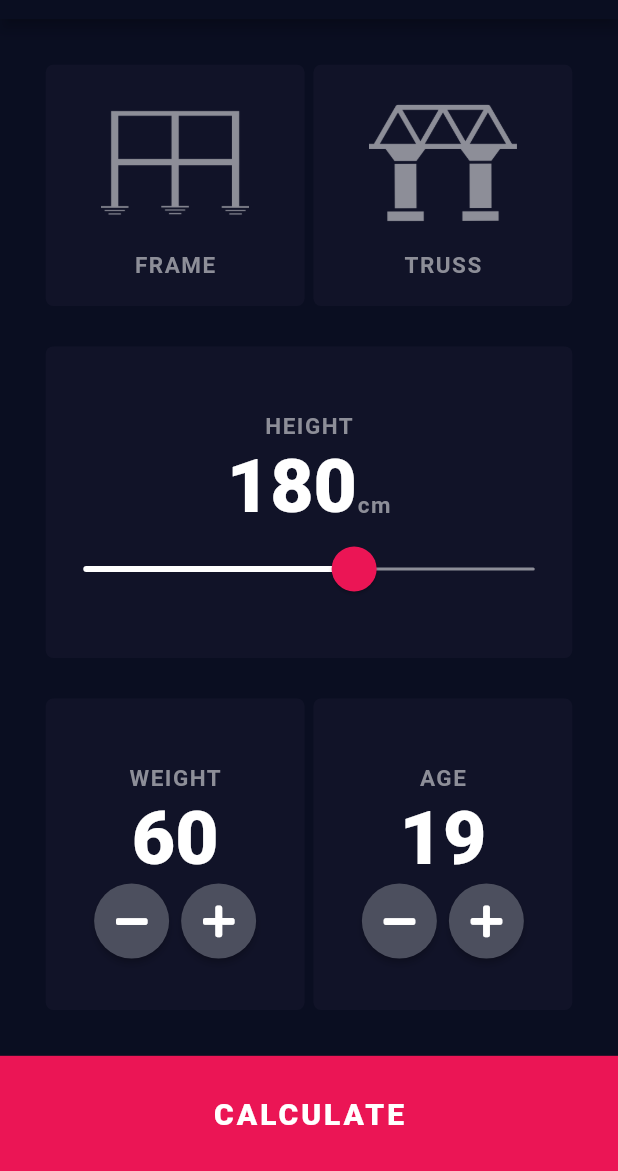
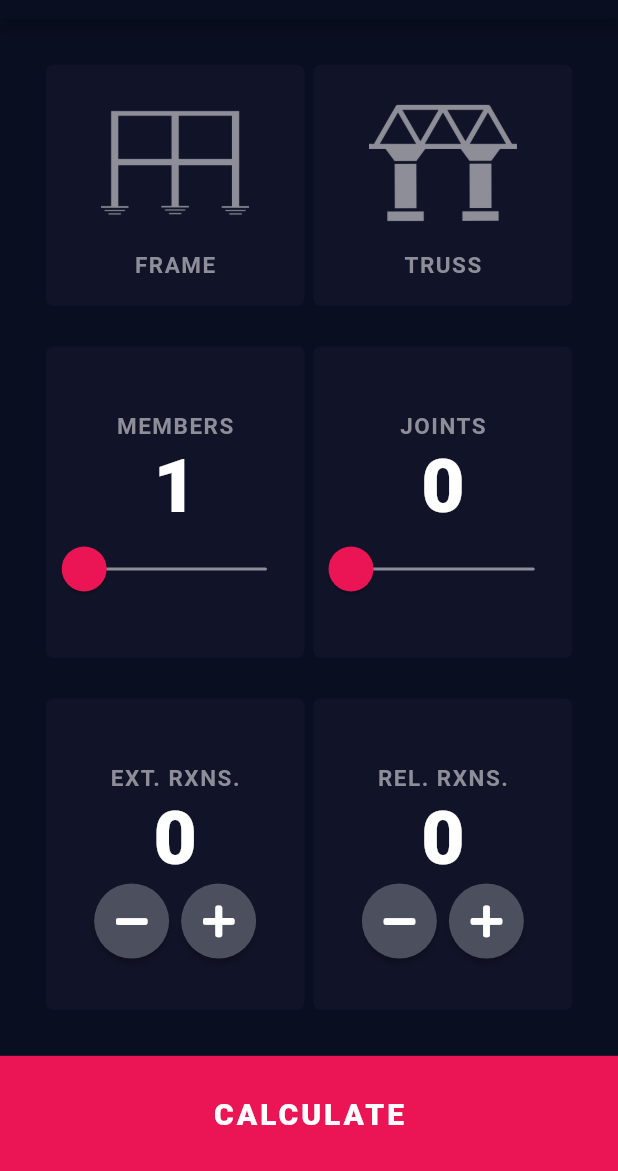
Before and after one commit to srockstech/inde-calc, a Flutter app: the screen it shows after launch, on a phone screen of 412 x 824 dp, the part 65-1236 px from its top. Run offline on Flutter 3.47's test engine with Material 2 defaults, Android fonts, the phone set to English and light mode, and no system bars; our stand-ins replace font_awesome_flutter.

Commit message:
Completed Input screen UI

```diff
--- a/lib/constants.dart
+++ b/lib/constants.dart
@@ -5,8 +5,8 @@ const kActiveCardColour = Color(0xFF111328);
 const kCalculateButtonColour = Color(0xFFEB1555);
 const kSliderActiveColour = Colors.white;
 const kSliderInactiveColour = Color(0xFF8D8E98);
-const kSliderMinValue = 120.0;
-const kSliderMaxValue = 220.0;
+const kSliderMinValue = 0.0;
+const kSliderMaxValue = 200.0;
 const kSliderThumbColour = Color(0xFFEB1555);
 const kSliderThumbRadius = 15.0;
 const kSliderThumbOverlayRadius = 25.0;
--- a/lib/screens/input_page.dart
+++ b/lib/screens/input_page.dart
@@ -8,7 +8,7 @@ import 'results_page.dart';
 import 'package:bmi_calculator/components/round_icon_button.dart';
 import 'package:bmi_calculator/calculator_brain.dart';
 
-enum Gender { male, female }
+enum StructureType { frame, truss }
 
 class InputPage extends StatefulWidget {
   @override
@@ -16,10 +16,11 @@ class InputPage extends StatefulWidget {
 }
 
 class _InputPageState extends State<InputPage> {
-  int height = 180;
-  int weight = 60;
-  int age = 19;
-  Gender selectedGender;
+  int members = 1;
+  int joints = 0;
+  int externalReactions = 0;
+  int releasedReactions = 0;
+  StructureType selectedStructure;
   @override
   Widget build(BuildContext context) {
     var screenWidth = MediaQuery.of(context).size.width;
@@ -51,16 +52,17 @@ class _InputPageState extends State<InputPage> {
                           child: ReusableCard(
                             onPress: () {
                               setState(() {
-                                selectedGender = Gender.male;
+                                selectedStructure = StructureType.frame;
                               });
                             },
-                            colour: selectedGender == Gender.male
+                            colour: selectedStructure == StructureType.frame
                                 ? kInactiveCardColour
                                 : kActiveCardColour,
                             cardChild: OptionCardContent(
                               screenHeight: screenHeight,
                               screenWidth: screenWidth,
-                              assetImage: selectedGender == Gender.male
+                              assetImage:
+                                  selectedStructure == StructureType.frame
                                       ? 'images/frame_white.png'
                                       : 'images/frame_grey.png',
                               title: 'FRAME',
@@ -71,16 +73,17 @@ class _InputPageState extends State<InputPage> {
                           child: ReusableCard(
                             onPress: () {
                               setState(() {
-                                selectedGender = Gender.female;
+                                selectedStructure = StructureType.truss;
                               });
                             },
-                            colour: selectedGender == Gender.female
+                            colour: selectedStructure == StructureType.truss
                                 ? kInactiveCardColour
                                 : kActiveCardColour,
                             cardChild: OptionCardContent(
                               screenHeight: screenHeight,
                               screenWidth: screenWidth,
-                              assetImage: selectedGender == Gender.female
+                              assetImage:
+                                  selectedStructure == StructureType.truss
                                       ? 'images/truss_white.png'
                                       : 'images/truss_grey.png',
                               title: 'TRUSS',
@@ -92,27 +95,27 @@ class _InputPageState extends State<InputPage> {
                   ),
                   Expanded(
                     flex: 30,
+                    child: Row(
+                      children: [
+                        Expanded(
                           child: ReusableCard(
                             cardChild: Column(
                               mainAxisAlignment: MainAxisAlignment.center,
                               children: <Widget>[
                                 Text(
-                            'HEIGHT',
+                                  'MEMBERS',
                                   style: kTitleStyle,
                                 ),
                                 Row(
                                   mainAxisAlignment: MainAxisAlignment.center,
-                            crossAxisAlignment: CrossAxisAlignment.baseline,
+                                  crossAxisAlignment:
+                                      CrossAxisAlignment.baseline,
                                   textBaseline: TextBaseline.alphabetic,
                                   children: <Widget>[
                                     Text(
-                                height.toString(),
+                                      members.toString(),
                                       style: kNumberStyle,
                                     ),
-                              Text(
-                                'cm',
-                                style: kTitleStyle,
-                              )
                                   ],
                                 ),
                                 SliderTheme(
@@ -123,15 +126,16 @@ class _InputPageState extends State<InputPage> {
                                     thumbShape: RoundSliderThumbShape(
                                         enabledThumbRadius: kSliderThumbRadius),
                                     overlayShape: RoundSliderOverlayShape(
-                                  overlayRadius: kSliderThumbOverlayRadius),
+                                        overlayRadius:
+                                            kSliderThumbOverlayRadius),
                                     overlayColor: kSliderThumbOverlayColour,
                                     trackHeight: kSliderTrackHeight,
                                   ),
                                   child: Slider(
-                              value: height.toDouble(),
+                                    value: members.toDouble(),
                                     onChanged: (double newValue) {
                                       setState(() {
-                                  height = newValue.toInt();
+                                        members = newValue.toInt();
                                       });
                                     },
                                     min: kSliderMinValue,
@@ -144,6 +148,59 @@ class _InputPageState extends State<InputPage> {
                           ),
                         ),
                         Expanded(
+                          child: ReusableCard(
+                            cardChild: Column(
+                              mainAxisAlignment: MainAxisAlignment.center,
+                              children: <Widget>[
+                                Text(
+                                  'JOINTS',
+                                  style: kTitleStyle,
+                                ),
+                                Row(
+                                  mainAxisAlignment: MainAxisAlignment.center,
+                                  crossAxisAlignment:
+                                      CrossAxisAlignment.baseline,
+                                  textBaseline: TextBaseline.alphabetic,
+                                  children: <Widget>[
+                                    Text(
+                                      joints.toString(),
+                                      style: kNumberStyle,
+                                    ),
+                                  ],
+                                ),
+                                SliderTheme(
+                                  data: SliderTheme.of(context).copyWith(
+                                    activeTrackColor: kSliderActiveColour,
+                                    inactiveTrackColor: kSliderInactiveColour,
+                                    thumbColor: kSliderThumbColour,
+                                    thumbShape: RoundSliderThumbShape(
+                                        enabledThumbRadius: kSliderThumbRadius),
+                                    overlayShape: RoundSliderOverlayShape(
+                                        overlayRadius:
+                                            kSliderThumbOverlayRadius),
+                                    overlayColor: kSliderThumbOverlayColour,
+                                    trackHeight: kSliderTrackHeight,
+                                  ),
+                                  child: Slider(
+                                    value: joints.toDouble(),
+                                    onChanged: (double newValue) {
+                                      setState(() {
+                                        joints = newValue.toInt();
+                                      });
+                                    },
+                                    min: kSliderMinValue,
+                                    max: kSliderMaxValue,
+                                  ),
+                                ),
+                              ],
+                            ),
+                            colour: kActiveCardColour,
+                          ),
+                        ),
+                      ],
+                    ),
+                  ),
+                  Expanded(
                     flex: 30,
                     child: Row(
                       children: [
@@ -153,11 +210,11 @@ class _InputPageState extends State<InputPage> {
                               mainAxisAlignment: MainAxisAlignment.center,
                               children: [
                                 Text(
-                                  'WEIGHT',
+                                  'EXT. RXNS.',
                                   style: kTitleStyle,
                                 ),
                                 Text(
-                                  weight.toString(),
+                                  externalReactions.toString(),
                                   style: kNumberStyle,
                                 ),
                                 Row(
@@ -167,7 +224,7 @@ class _InputPageState extends State<InputPage> {
                                       icon: FontAwesomeIcons.minus,
                                       onPress: () {
                                         setState(() {
-                                          weight--;
+                                          externalReactions--;
                                         });
                                       },
                                     ),
@@ -178,7 +235,7 @@ class _InputPageState extends State<InputPage> {
                                       icon: FontAwesomeIcons.plus,
                                       onPress: () {
                                         setState(() {
-                                          weight++;
+                                          externalReactions++;
                                         });
                                       },
                                     ),
@@ -195,11 +252,11 @@ class _InputPageState extends State<InputPage> {
                               mainAxisAlignment: MainAxisAlignment.center,
                               children: [
                                 Text(
-                                  'AGE',
+                                  'REL. RXNS.',
                                   style: kTitleStyle,
                                 ),
                                 Text(
-                                  age.toString(),
+                                  releasedReactions.toString(),
                                   style: kNumberStyle,
                                 ),
                                 Row(
@@ -209,7 +266,7 @@ class _InputPageState extends State<InputPage> {
                                       icon: FontAwesomeIcons.minus,
                                       onPress: () {
                                         setState(() {
-                                          age--;
+                                          releasedReactions--;
                                         });
                                       },
                                     ),
@@ -220,7 +277,7 @@ class _InputPageState extends State<InputPage> {
                                       icon: FontAwesomeIcons.plus,
                                       onPress: () {
                                         setState(() {
-                                          age++;
+                                          releasedReactions++;
                                         });
                                       },
                                     ),
@@ -241,7 +298,7 @@ class _InputPageState extends State<InputPage> {
           BottomButton(
             onPress: () {
               CalculatorBrain result =
-                  CalculatorBrain(height: height, weight: weight);
+                  CalculatorBrain(height: members, weight: externalReactions);
               Navigator.push(
                 context,
                 MaterialPageRoute(
--- a/lib/screens/results_page.dart
+++ b/lib/screens/results_page.dart
@@ -14,7 +14,11 @@ class ResultsPage extends StatelessWidget {
   @override
   Widget build(BuildContext context) {
     return Scaffold(
-      appBar: AppBar(title: Text('BMI CALCULATOR')),
+      appBar: AppBar(
+          title: Text(
+        'IndeCalc',
+        style: TextStyle(fontSize: 24),
+      )),
       body: Column(
         children: [
           Expanded(
```
Lines whose indentation alone changed are shown as unchanged.
